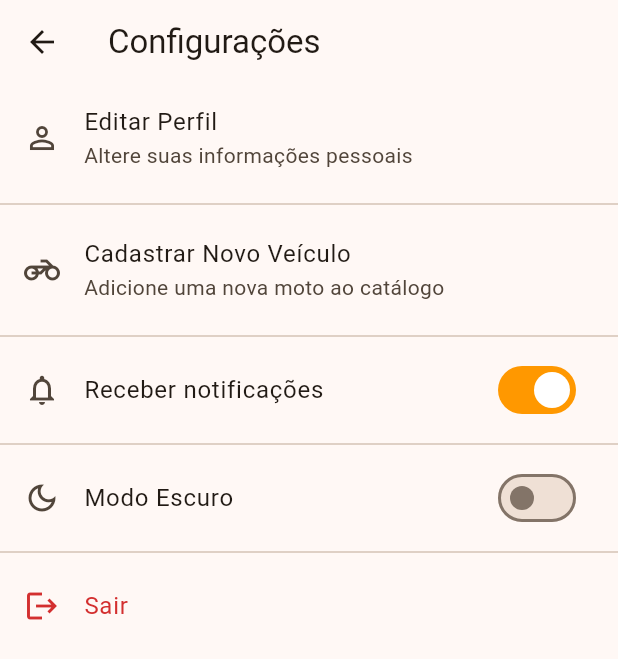
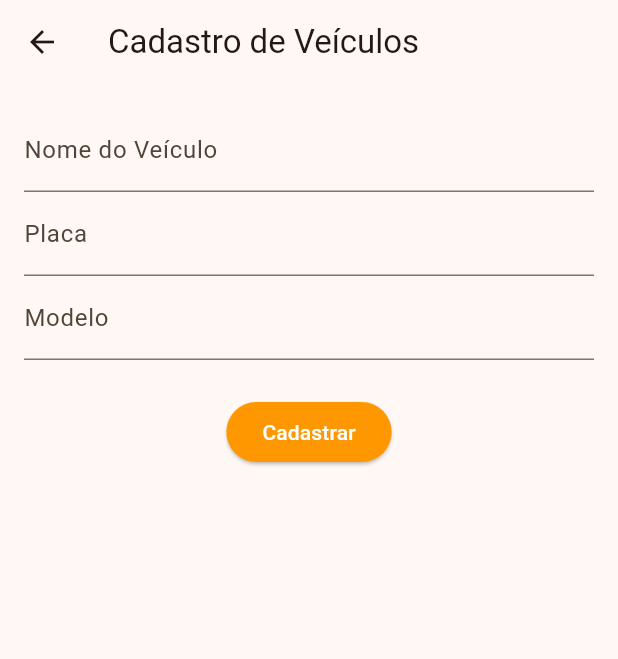
Before and after one commit to GuilhermeD9/flutter-app-e01, a Flutter app: the SettingsScreen screen opened directly, after a tap on "Cadastrar Novo Veículo", on a phone screen of 412 x 824 dp. Shown: the top 659 px of the screen. Run offline on Flutter 3.47's test engine with Material 3 defaults, Android fonts, the light colour scheme and no system bars.

Commit message:
Implementei a pagina de cadastro de veiculos, mas não consigo abrir ao clicar em "Cadastrar Novo Veiculo"

```diff
--- a/lib/main.dart
+++ b/lib/main.dart
@@ -3,6 +3,8 @@
 import 'package:memobile/screens/login_screen.dart';
 import 'package:memobile/screens/main_screen.dart';
 import 'package:memobile/screens/register_user_screen.dart';
+import 'package:memobile/screens/register_vehicle_screen.dart';
+
 
 void main() {
   runApp(const MyApp());
@@ -46,6 +48,7 @@
         '/login': (context) => const LoginScreen(),
         '/home': (context) => const MainScreen(),
         '/register' : (context) => const RegisterUserScreen(),
+        '/register-vehicle': (context) => const RegisterVehicleScreen(),
         '/edit-profile' : (context) => const EditProfileScreen()
       },
     );
--- /dev/null
+++ b/lib/screens/register_vehicle_screen.dart
@@ -0,0 +1,77 @@
+import 'package:flutter/cupertino.dart';
+import 'package:flutter/material.dart';
+
+class RegisterVehicleScreen extends StatefulWidget {
+  const RegisterVehicleScreen({super.key});
+
+  @override
+  State<RegisterVehicleScreen> createState() => _RegisterVehicleScreenState();
+}
+
+class _RegisterVehicleScreenState extends State<RegisterVehicleScreen> {
+  final _formKey = GlobalKey<FormState>();
+  final _nameController = TextEditingController();
+  final _plateController = TextEditingController();
+  final _modelController = TextEditingController();
+
+  @override
+  Widget build(BuildContext context) {
+    return Scaffold(
+      appBar: AppBar(
+        title: const Text('Cadastro de Veículos'),
+      ),
+      body: Padding(
+        padding: const EdgeInsets.all(16.0),
+        child: Form(
+          key: _formKey,
+          child: Column(
+            children: [
+              TextFormField(
+                controller: _nameController,
+                decoration: const InputDecoration(labelText: 'Nome do Veículo'),
+                validator: (value) {
+                  if (value == null || value.isEmpty) {
+                    return 'Informe o nome do veículo';
+                  }
+                  return null;
+                },
+              ),
+              TextFormField(
+                controller: _plateController,
+                decoration: const InputDecoration(labelText: 'Placa'),
+                validator: (value) {
+                  if (value == null || value.isEmpty) {
+                    return 'Informe a placa';
+                  }
+                  return null;
+                },
+              ),
+              TextFormField(
+                controller: _modelController,
+                decoration: const InputDecoration(labelText: 'Modelo'),
+                validator: (value) {
+                  if (value == null || value.isEmpty) {
+                    return 'Informe o modelo';
+                  }
+                  return null;
+                },
+              ),
+              const SizedBox(height: 24),
+              ElevatedButton(
+                onPressed: () {
+                  if (_formKey.currentState!.validate()) {
+                    // Aqui você pode salvar no banco de dados ou API
+                    ScaffoldMessenger.of(context).showSnackBar(
+                      const SnackBar(content: Text('Veículo cadastrado!')),
+                    );
+                  }
+                },
+                child: const Text('Cadastrar'),
+              ),
+            ],
+          ),
+        ),
+      ),
+    );
+  }
+}
--- a/lib/screens/settings_screen.dart
+++ b/lib/screens/settings_screen.dart
@@ -34,8 +34,7 @@ class _SettingsScreenState extends State<SettingsScreen> {
             title: const Text('Cadastrar Novo Veículo'),
             subtitle: const Text('Adicione uma nova moto ao catálogo'),
             onTap: () {
-              Navigator.pushNamed(context, '/#');
-              print('Falta implementar');
+              Navigator.pushNamed(context, '/register-vehicle');
             },
           ),
           const Divider(),
```
